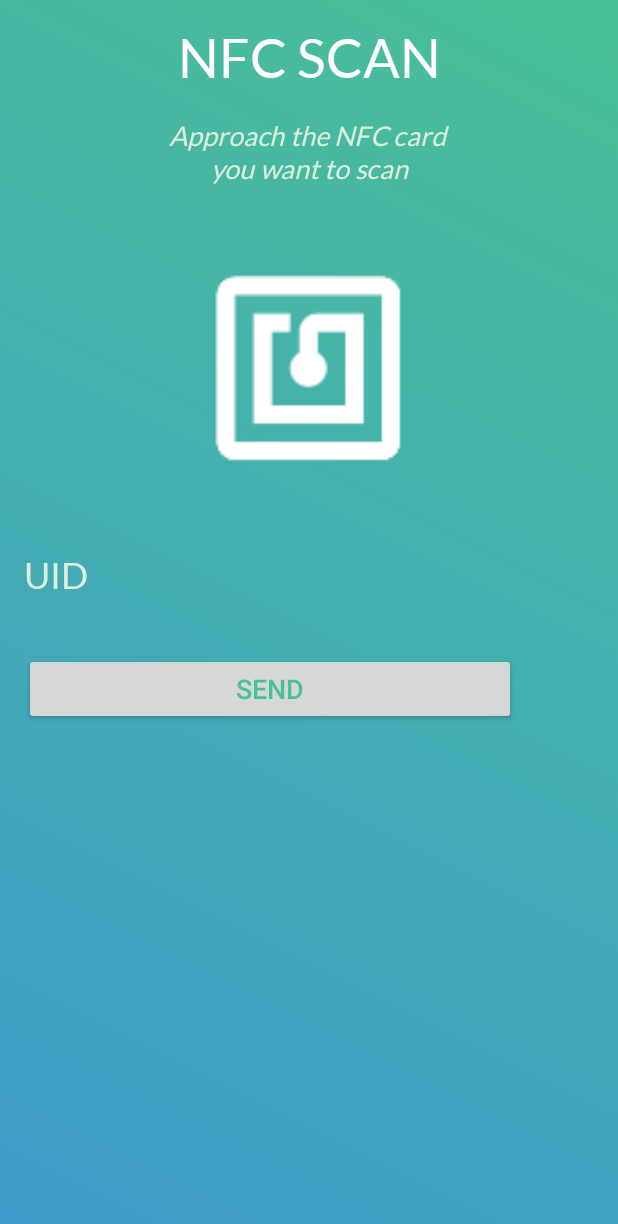
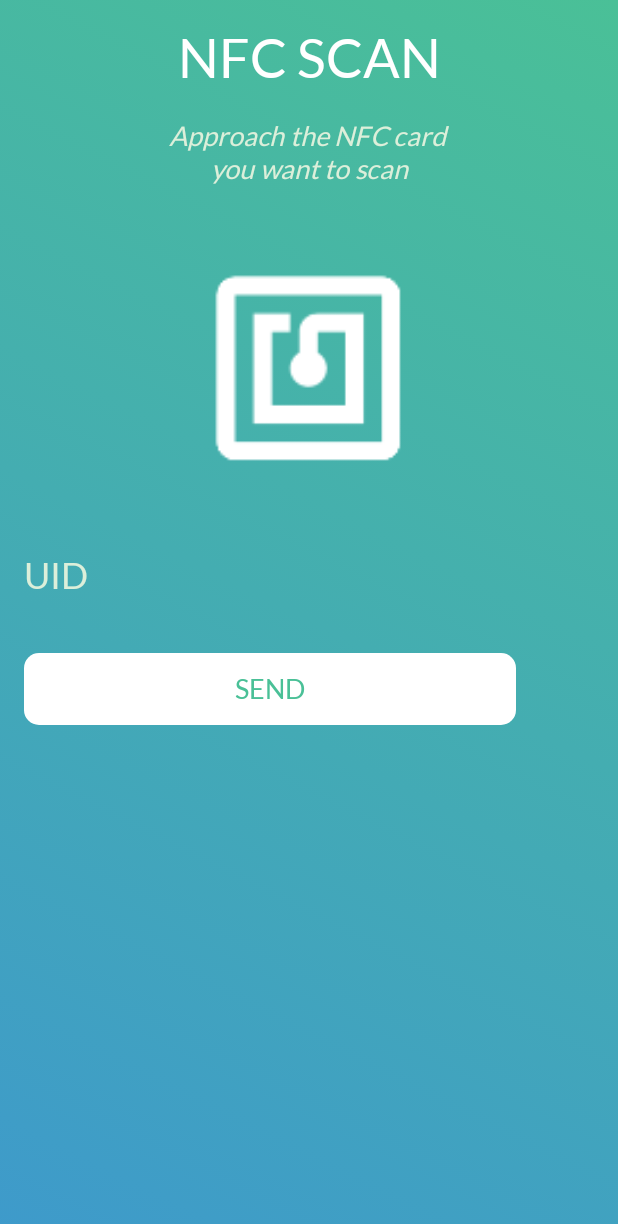
Before and after one commit to nickarad/android-nfc-feature, an Android app: the MainActivity screen opened directly, with no data from a screen before it, on a phone screen of 412 x 824 dp. Shown: the top 1224 px of the screen. Run offline under Robolectric (Android 15) with nearby library versions, the phone set to English and light mode, and no system bars; 1 statement that could not run was skipped.

Commit message:
Customize Send Button

```diff
--- /dev/null
+++ b/app/src/main/res/drawable/buttonshape.xml
@@ -0,0 +1,28 @@
+<?xml version="1.0" encoding="utf-8"?>
+<shape xmlns:android="http://schemas.android.com/apk/res/android" android:shape="rectangle" >
+    <corners
+        android:radius="10dp"
+        />
+    <!--<gradient-->
+        <!--android:angle="45"-->
+        <!--android:centerX="35%"-->
+        <!--android:centerColor="#47A891"-->
+        <!--android:startColor="#E8E8E8"-->
+        <!--android:endColor="#000000"-->
+        <!--android:type="linear"-->
+        <!--/>-->
+    <!--<padding-->
+        <!--android:left="0dp"-->
+        <!--android:top="0dp"-->
+        <!--android:right="0dp"-->
+        <!--android:bottom="0dp"-->
+        <!--/>-->
+    <!--<size-->
+        <!--android:width="270dp"-->
+        <!--android:height="60dp"-->
+        <!--/>-->
+    <!--<stroke-->
+        <!--android:width="3dp"-->
+        <!--android:color="#878787"-->
+        <!--/>-->
+</shape>
--- a/app/src/main/res/layout/activity_main.xml
+++ b/app/src/main/res/layout/activity_main.xml
@@ -70,6 +70,9 @@
         android:id="@+id/button"
         android:layout_width="328dp"
         android:layout_height="wrap_content"
+        android:background="@drawable/buttonshape"
+        android:backgroundTint="@color/FFFFFF"
+        android:fontFamily="@font/lato"
         android:onClick="sendMessage"
         android:text="SEND"
         android:textAlignment="center"
--- a/app/src/main/res/values/colors.xml
+++ b/app/src/main/res/values/colors.xml
@@ -3,4 +3,5 @@
     <color name="colorPrimary">#3F51B5</color>
     <color name="colorPrimaryDark">#303F9F</color>
     <color name="colorAccent">#FF4081</color>
+    <color name="FFFFFF">#ffffff</color>
 </resources>
```
